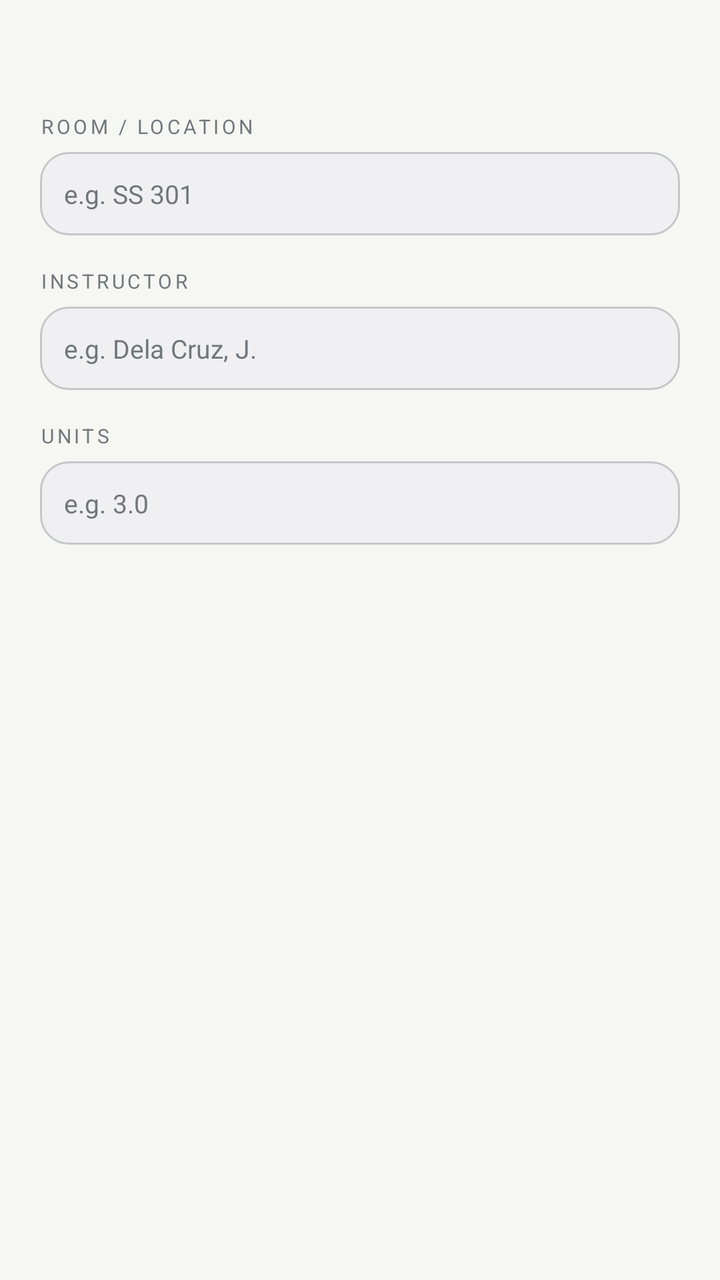
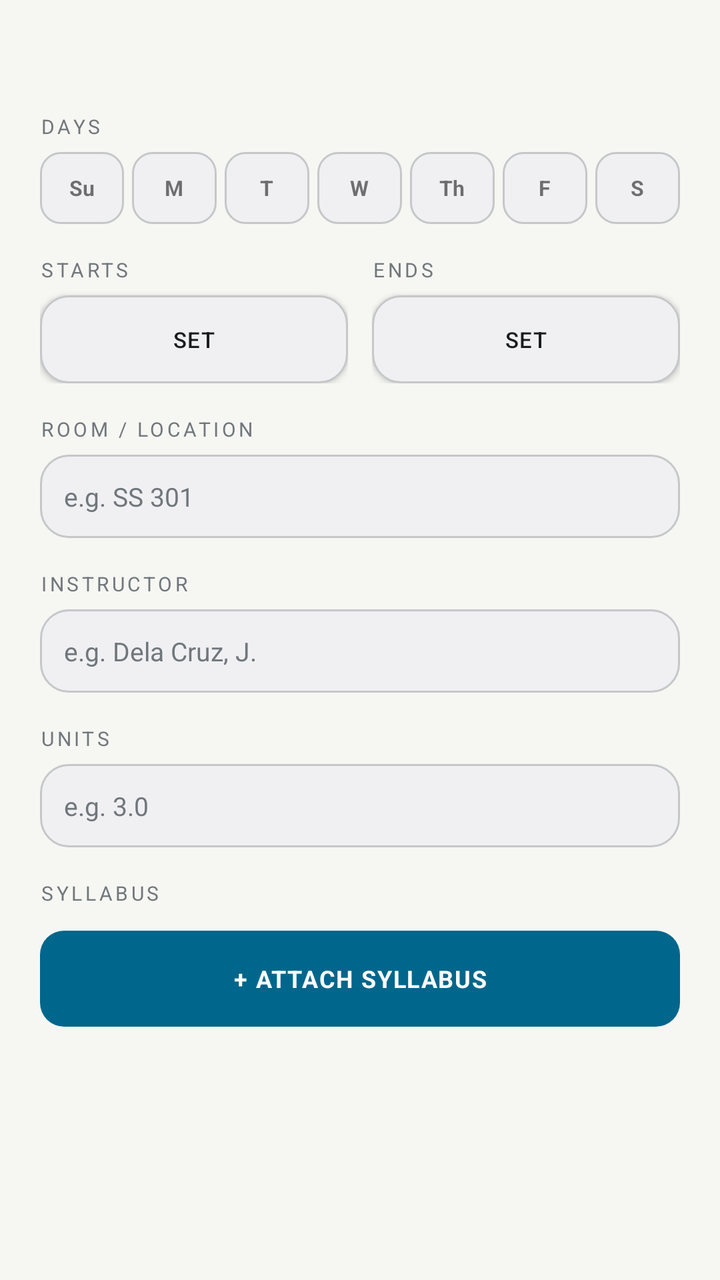

Before-and-after screenshots of an Android layout around one commit, followed by the original layout XML and the change that was made.
<!-- AndroidManifest.xml: application theme Theme.CRSScheduler.GE -->
<!-- res/layout/dialog_edit_class_adaptive.xml -->
<?xml version="1.0" encoding="utf-8"?>
<ScrollView xmlns:android="http://schemas.android.com/apk/res/android"
    android:layout_width="match_parent"
    android:layout_height="wrap_content"
    android:maxHeight="480dp">

    <LinearLayout
        android:layout_width="match_parent"
        android:layout_height="wrap_content"
        android:orientation="vertical"
        android:padding="20dp">

        <TextView
            android:id="@+id/dialog_edit_class_name"
            android:layout_width="match_parent"
            android:layout_height="wrap_content"
            android:textColor="@color/adaptive_ink"
            android:textStyle="bold"
            android:textSize="15sp" />

        <TextView
            android:layout_width="match_parent"
            android:layout_height="wrap_content"
            android:layout_marginTop="16dp"
            android:text="ROOM / LOCATION"
            android:textColor="@color/adaptive_ink_dim"
            android:textSize="10sp"
            android:letterSpacing="0.15" />

        <EditText
            android:id="@+id/dialog_input_room"
            android:layout_width="match_parent"
            android:layout_height="wrap_content"
            android:layout_marginTop="6dp"
            android:background="@drawable/row_bg_adaptive"
            android:padding="12dp"
            android:hint="e.g. SS 301"
            android:textColorHint="@color/adaptive_ink_dim"
            android:textColor="@color/adaptive_ink"
            android:textSize="13sp"
            android:imeOptions="actionNext" />

        <TextView
            android:layout_width="match_parent"
            android:layout_height="wrap_content"
            android:layout_marginTop="16dp"
            android:text="INSTRUCTOR"
            android:textColor="@color/adaptive_ink_dim"
            android:textSize="10sp"
            android:letterSpacing="0.15" />

        <EditText
            android:id="@+id/dialog_input_instructor"
            android:layout_width="match_parent"
            android:layout_height="wrap_content"
            android:layout_marginTop="6dp"
            android:background="@drawable/row_bg_adaptive"
            android:padding="12dp"
            android:hint="e.g. Dela Cruz, J."
            android:textColorHint="@color/adaptive_ink_dim"
            android:textColor="@color/adaptive_ink"
            android:textSize="13sp"
            android:imeOptions="actionNext" />

        <TextView
            android:layout_width="match_parent"
            android:layout_height="wrap_content"
            android:layout_marginTop="16dp"
            android:text="UNITS"
            android:textColor="@color/adaptive_ink_dim"
            android:textSize="10sp"
            android:letterSpacing="0.15" />

        <EditText
            android:id="@+id/dialog_input_units"
            android:layout_width="match_parent"
            android:layout_height="wrap_content"
            android:layout_marginTop="6dp"
            android:background="@drawable/row_bg_adaptive"
            android:padding="12dp"
            android:hint="e.g. 3.0"
            android:textColorHint="@color/adaptive_ink_dim"
            android:textColor="@color/adaptive_ink"
            android:textSize="13sp"
            android:inputType="numberDecimal"
            android:imeOptions="actionDone" />

    </LinearLayout>
</ScrollView>
<!-- resources referenced by this layout -->
<resources>
  <color name="adaptive_ink">@android:color/system_neutral1_900</color>
  <color name="adaptive_ink_dim">@android:color/system_neutral2_500</color>
  <!-- drawable row_bg_adaptive (drawable) -->
  <?xml version="1.0" encoding="utf-8"?>
  <shape xmlns:android="http://schemas.android.com/apk/res/android">
      <solid android:color="@color/adaptive_surface" />
      <corners android:radius="14dp" />
      <stroke android:width="1dp" android:color="@color/adaptive_line" />
  </shape>
  <style name="Theme.CRSScheduler.GE" parent="Theme.AppCompat.DayNight.NoActionBar">
          <item name="android:windowBackground">@color/ge_bg</item>
          <item name="colorPrimary">@color/ge_accent</item>
          <item name="colorPrimaryDark">@color/ge_bg</item>
          <item name="colorAccent">@color/ge_accent</item>
      </style>
  <color name="adaptive_surface">@android:color/system_neutral1_50</color>
  <color name="adaptive_line">@android:color/system_neutral1_200</color>
  <color name="ge_bg">#F6F6F3</color>
  <color name="ge_accent">#7B1113</color>
</resources>

<!-- the commit's change to res/layout/dialog_edit_class_adaptive.xml (unified diff, before → after) -->
@@ -2,7 +2,7 @@
 <ScrollView xmlns:android="http://schemas.android.com/apk/res/android"
     android:layout_width="match_parent"
     android:layout_height="wrap_content"
-    android:maxHeight="480dp">
+    android:maxHeight="560dp">
 
     <LinearLayout
         android:layout_width="match_parent"
@@ -17,6 +17,184 @@
             android:textColor="@color/adaptive_ink"
             android:textStyle="bold"
             android:textSize="15sp" />
+
+        <TextView
+            android:layout_width="match_parent"
+            android:layout_height="wrap_content"
+            android:layout_marginTop="16dp"
+            android:text="DAYS"
+            android:textColor="@color/adaptive_ink_dim"
+            android:textSize="10sp"
+            android:letterSpacing="0.15" />
+
+        <LinearLayout
+            android:layout_width="match_parent"
+            android:layout_height="wrap_content"
+            android:orientation="horizontal"
+            android:layout_marginTop="6dp">
+
+            <TextView
+                android:id="@+id/chip_edit_day_0"
+                android:layout_width="0dp"
+                android:layout_height="wrap_content"
+                android:layout_weight="1"
+                android:layout_marginEnd="4dp"
+                android:minHeight="36dp"
+                android:gravity="center"
+                android:text="Su"
+                android:textSize="10.5sp"
+                android:textStyle="bold"
+                android:background="@drawable/chip_outline_bg_adaptive"
+                android:foreground="@drawable/ripple_rounded_10dp_adaptive" />
+
+            <TextView
+                android:id="@+id/chip_edit_day_1"
+                android:layout_width="0dp"
+                android:layout_height="wrap_content"
+                android:layout_weight="1"
+                android:layout_marginEnd="4dp"
+                android:minHeight="36dp"
+                android:gravity="center"
+                android:text="M"
+                android:textSize="10.5sp"
+                android:textStyle="bold"
+                android:background="@drawable/chip_outline_bg_adaptive"
+                android:foreground="@drawable/ripple_rounded_10dp_adaptive" />
+
+            <TextView
+                android:id="@+id/chip_edit_day_2"
+                android:layout_width="0dp"
+                android:layout_height="wrap_content"
+                android:layout_weight="1"
+                android:layout_marginEnd="4dp"
+                android:minHeight="36dp"
+                android:gravity="center"
+                android:text="T"
+                android:textSize="10.5sp"
+                android:textStyle="bold"
+                android:background="@drawable/chip_outline_bg_adaptive"
+                android:foreground="@drawable/ripple_rounded_10dp_adaptive" />
+
+            <TextView
+                android:id="@+id/chip_edit_day_3"
+                android:layout_width="0dp"
+                android:layout_height="wrap_content"
+                android:layout_weight="1"
+                android:layout_marginEnd="4dp"
+                android:minHeight="36dp"
+                android:gravity="center"
+                android:text="W"
+                android:textSize="10.5sp"
+                android:textStyle="bold"
+                android:background="@drawable/chip_outline_bg_adaptive"
+                android:foreground="@drawable/ripple_rounded_10dp_adaptive" />
+
+            <TextView
+                android:id="@+id/chip_edit_day_4"
+                android:layout_width="0dp"
+                android:layout_height="wrap_content"
+                android:layout_weight="1"
+                android:layout_marginEnd="4dp"
+                android:minHeight="36dp"
+                android:gravity="center"
+                android:text="Th"
+                android:textSize="10.5sp"
+                android:textStyle="bold"
+                android:background="@drawable/chip_outline_bg_adaptive"
+                android:foreground="@drawable/ripple_rounded_10dp_adaptive" />
+
+            <TextView
+                android:id="@+id/chip_edit_day_5"
+                android:layout_width="0dp"
+                android:layout_height="wrap_content"
+                android:layout_weight="1"
+                android:layout_marginEnd="4dp"
+                android:minHeight="36dp"
+                android:gravity="center"
+                android:text="F"
+                android:textSize="10.5sp"
+                android:textStyle="bold"
+                android:background="@drawable/chip_outline_bg_adaptive"
+                android:foreground="@drawable/ripple_rounded_10dp_adaptive" />
+
+            <TextView
+                android:id="@+id/chip_edit_day_6"
+                android:layout_width="0dp"
+                android:layout_height="wrap_content"
+                android:layout_weight="1"
+                android:minHeight="36dp"
+                android:gravity="center"
+                android:text="S"
+                android:textSize="10.5sp"
+                android:textStyle="bold"
+                android:background="@drawable/chip_outline_bg_adaptive"
+                android:foreground="@drawable/ripple_rounded_10dp_adaptive" />
+        </LinearLayout>
+
+        <LinearLayout
+            android:layout_width="match_parent"
+            android:layout_height="wrap_content"
+            android:orientation="horizontal"
+            android:layout_marginTop="16dp">
+
+            <LinearLayout
+                android:layout_width="0dp"
+                android:layout_height="wrap_content"
+                android:layout_weight="1"
+                android:layout_marginEnd="6dp"
+                android:orientation="vertical">
+
+                <TextView
+                    android:layout_width="match_parent"
+                    android:layout_height="wrap_content"
+                    android:text="STARTS"
+                    android:textColor="@color/adaptive_ink_dim"
+                    android:textSize="10sp"
+                    android:letterSpacing="0.15" />
+
+                <Button
+                    android:id="@+id/btn_edit_start_time"
+                    android:layout_width="match_parent"
+                    android:layout_height="wrap_content"
+                    android:layout_marginTop="6dp"
+                    android:minHeight="44dp"
+                    android:text="Set"
+                    android:textColor="@color/adaptive_ink"
+                    android:textSize="11sp"
+                    android:letterSpacing="0.05"
+                    android:background="@drawable/row_bg_adaptive"
+                    android:foreground="@drawable/ripple_rounded_14dp_adaptive" />
+            </LinearLayout>
+
+            <LinearLayout
+                android:layout_width="0dp"
+                android:layout_height="wrap_content"
+                android:layout_weight="1"
+                android:layout_marginStart="6dp"
+                android:orientation="vertical">
+
+                <TextView
+                    android:layout_width="match_parent"
+                    android:layout_height="wrap_content"
+                    android:text="ENDS"
+                    android:textColor="@color/adaptive_ink_dim"
+                    android:textSize="10sp"
+                    android:letterSpacing="0.15" />
+
+                <Button
+                    android:id="@+id/btn_edit_end_time"
+                    android:layout_width="match_parent"
+                    android:layout_height="wrap_content"
+                    android:layout_marginTop="6dp"
+                    android:minHeight="44dp"
+                    android:text="Set"
+                    android:textColor="@color/adaptive_ink"
+                    android:textSize="11sp"
+                    android:letterSpacing="0.05"
+                    android:background="@drawable/row_bg_adaptive"
+                    android:foreground="@drawable/ripple_rounded_14dp_adaptive" />
+            </LinearLayout>
+        </LinearLayout>
 
         <TextView
             android:layout_width="match_parent"
@@ -85,5 +263,40 @@
             android:inputType="numberDecimal"
             android:imeOptions="actionDone" />
 
+        <TextView
+            android:layout_width="match_parent"
+            android:layout_height="wrap_content"
+            android:layout_marginTop="16dp"
+            android:text="SYLLABUS"
+            android:textColor="@color/adaptive_ink_dim"
+            android:textSize="10sp"
+            android:letterSpacing="0.15" />
+
+        <LinearLayout
+            android:id="@+id/syllabus_attachments_container"
+            android:layout_width="match_parent"
+            android:layout_height="wrap_content"
+            android:layout_marginTop="6dp"
+            android:orientation="vertical" />
+
+        <TextView
+            android:id="@+id/btn_attach_syllabus"
+            android:layout_width="match_parent"
+            android:layout_height="wrap_content"
+            android:layout_marginTop="6dp"
+            android:minHeight="48dp"
+            android:background="@drawable/btn_bg_adaptive"
+            android:backgroundTint="@color/adaptive_accent"
+            android:foreground="@drawable/ripple_rounded_12dp_adaptive"
+            android:padding="12dp"
+            android:text="+ ATTACH SYLLABUS"
+            android:textColor="@color/adaptive_bg"
+            android:textStyle="bold"
+            android:textSize="12sp"
+            android:letterSpacing="0.05"
+            android:gravity="center"
+            android:clickable="true"
+            android:focusable="true" />
+
     </LinearLayout>
 </ScrollView>
<!-- resource entries referenced after the edit -->
@@ -1,7 +1,55 @@
 <!-- resources referenced by this layout -->
 <resources>
+  <color name="adaptive_accent">@android:color/system_accent1_600</color>
+  <color name="adaptive_bg">@android:color/system_neutral1_10</color>
   <color name="adaptive_ink">@android:color/system_neutral1_900</color>
   <color name="adaptive_ink_dim">@android:color/system_neutral2_500</color>
+  <!-- drawable btn_bg_adaptive (drawable) -->
+  <?xml version="1.0" encoding="utf-8"?>
+  <shape xmlns:android="http://schemas.android.com/apk/res/android">
+      <solid android:color="@color/adaptive_accent" />
+      <corners android:radius="12dp" />
+  </shape>
+  <!-- drawable chip_outline_bg_adaptive (drawable) -->
+  <?xml version="1.0" encoding="utf-8"?>
+  <shape xmlns:android="http://schemas.android.com/apk/res/android">
+      <solid android:color="@color/adaptive_surface" />
+      <corners android:radius="10dp" />
+      <stroke android:width="1dp" android:color="@color/adaptive_line" />
+  </shape>
+  <!-- drawable ripple_rounded_10dp_adaptive (drawable) -->
+  <?xml version="1.0" encoding="utf-8"?>
+  <ripple xmlns:android="http://schemas.android.com/apk/res/android"
+      android:color="@color/adaptive_line_strong">
+      <item android:id="@android:id/mask">
+          <shape android:shape="rectangle">
+              <solid android:color="@android:color/white" />
+              <corners android:radius="10dp" />
+          </shape>
+      </item>
+  </ripple>
+  <!-- drawable ripple_rounded_12dp_adaptive (drawable) -->
+  <?xml version="1.0" encoding="utf-8"?>
+  <ripple xmlns:android="http://schemas.android.com/apk/res/android"
+      android:color="@color/adaptive_line_strong">
+      <item android:id="@android:id/mask">
+          <shape android:shape="rectangle">
+              <solid android:color="@android:color/white" />
+              <corners android:radius="12dp" />
+          </shape>
+      </item>
+  </ripple>
+  <!-- drawable ripple_rounded_14dp_adaptive (drawable) -->
+  <?xml version="1.0" encoding="utf-8"?>
+  <ripple xmlns:android="http://schemas.android.com/apk/res/android"
+      android:color="@color/adaptive_line_strong">
+      <item android:id="@android:id/mask">
+          <shape android:shape="rectangle">
+              <solid android:color="@android:color/white" />
+              <corners android:radius="14dp" />
+          </shape>
+      </item>
+  </ripple>
   <!-- drawable row_bg_adaptive (drawable) -->
   <?xml version="1.0" encoding="utf-8"?>
   <shape xmlns:android="http://schemas.android.com/apk/res/android">
@@ -17,6 +65,7 @@
       </style>
   <color name="adaptive_surface">@android:color/system_neutral1_50</color>
   <color name="adaptive_line">@android:color/system_neutral1_200</color>
+  <color name="adaptive_line_strong">@android:color/system_neutral1_300</color>
   <color name="ge_bg">#F6F6F3</color>
   <color name="ge_accent">#7B1113</color>
 </resources>
